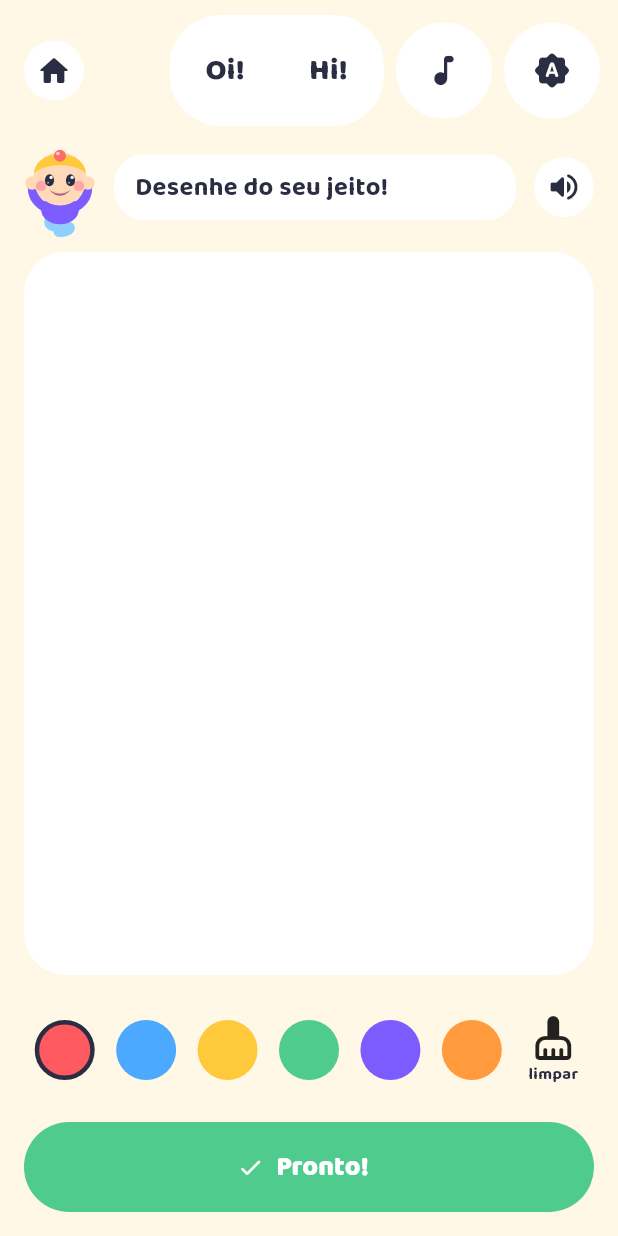
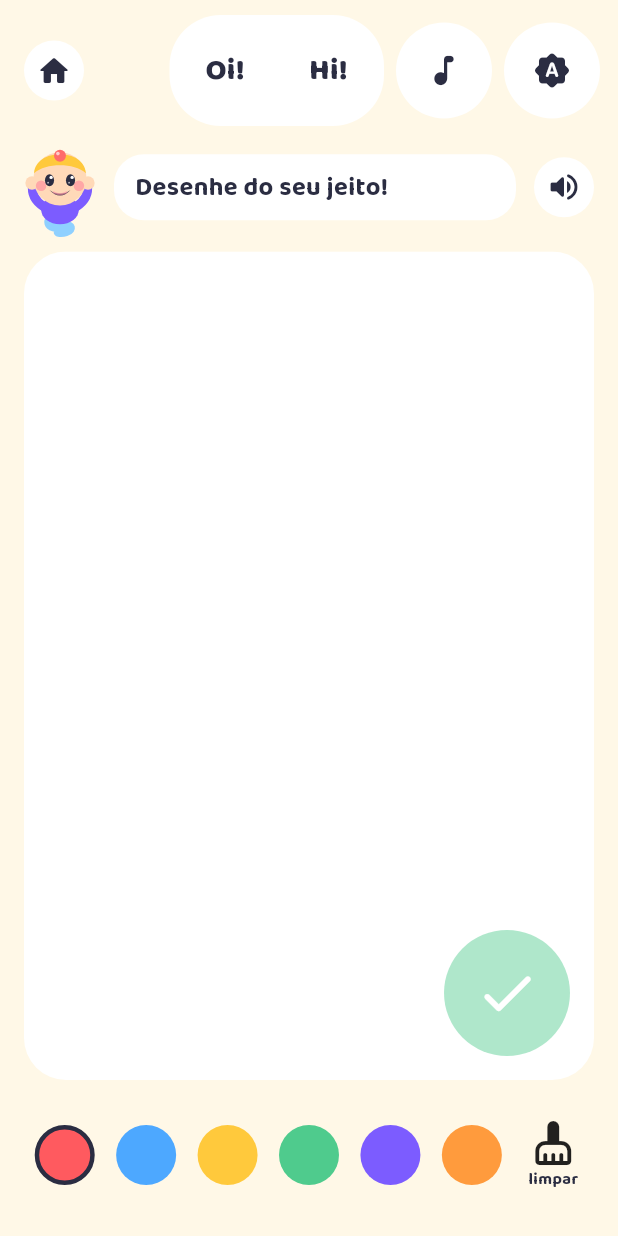
Before and after one commit to RonaldoRhoney/GeniuKiddo, a Flutter app: the TrailScreen screen opened directly, after a tap on "🖍️", on a phone screen of 412 x 824 dp. Run offline on Flutter 3.47's test engine with Material 3 defaults, Android fonts, the phone set to English and light mode, and no system bars; our stand-ins replace flutter_riverpod, flutter_tts, just_audio, shared_preferences; missing offline and left inert: audio_session; accounts and stored records are empty.

Commit message:
geniuskiddo: ícone do app (rosto do Kiddo) e correção do RT-08 no rabisco livre
- Ícone do launcher Android gerado por código (tool/gen_app_icon.py,
  Pillow) a partir das mesmas cores/formas do personagem-guia, aplicado
  via flutter_launcher_icons; substitui o ícone padrão do Flutter.
- Rabisco livre (free_draw_screen.dart): botão de conclusão reescrito
  conforme RT-08 da especificação v1.1 — ✓ circular de 84px no canto
  inferior direito, desabilitado até o primeiro traço, erro sutil +
  fala ao tocar em branco, celebração com ícone próprio (🎨) sem
  estrela ao concluir. celebration_overlay.dart ganhou parâmetro
  `icon` pra suportar essa variante.
- Spec atualizada pra v1.1 (14/10/2026), novas chaves ARB
  (freeDrawFirst/freeDrawCelebrate), teste novo pro fluxo do RT-08.

Co-Authored-By: Claude Sonnet 5 <noreply@anthropic.com>

```diff
--- a/client/lib/features/activities/free_draw/free_draw_screen.dart
+++ b/client/lib/features/activities/free_draw/free_draw_screen.dart
@@ -6,6 +6,7 @@ import '../../../content/labels.dart';
 import '../../../core/item_feedback.dart';
 import '../../../core/language_controller.dart';
 import '../../../l10n/generated/app_localizations.dart';
+import '../../celebration/celebration_overlay.dart';
 import '../activity_shell.dart';
 
 /// RF-06 — Rabisco livre: pincel grosso, 6 cores, botão limpar, sem salvar
@@ -72,7 +73,9 @@ class _FreeDrawScreenState extends ConsumerState<FreeDrawScreen> {
       body: Column(
         children: [
           Expanded(
-            child: ClipRRect(
+            child: Stack(
+              children: [
+                ClipRRect(
                   borderRadius: BorderRadius.circular(28),
                   child: Container(
                     color: Colors.white,
@@ -87,6 +90,9 @@ class _FreeDrawScreenState extends ConsumerState<FreeDrawScreen> {
                       child: CustomPaint(painter: _FreeDrawPainter(_strokes), size: Size.infinite),
                     ),
                   ),
+                ),
+                Positioned(right: 16, bottom: 16, child: _CompletionButton(hasDrawn: _strokes.isNotEmpty, onTap: _onCompletionTap)),
+              ],
             ),
           ),
           const SizedBox(height: 12),
@@ -132,28 +138,52 @@ class _FreeDrawScreenState extends ConsumerState<FreeDrawScreen> {
               ],
             ),
           ),
-          const SizedBox(height: 10),
-          // Achado real (Rhoney, 14/10/2026): o rabisco livre não tinha
-          // nenhum jeito claro de "terminei, posso seguir" — só o ícone
-          // pequeno de casa no topo. Mesmo sem contar como etapa concluída
-          // (RF-06 continua "sempre liberado, nunca concluído", não mexe
-          // em TrailController), a criança precisa de um botão grande e
-          // óbvio pra voltar, igual às outras atividades têm ao terminar.
-          SizedBox(
-            height: 60,
-            width: double.infinity,
-            child: FilledButton.icon(
-              style: FilledButton.styleFrom(backgroundColor: AppColors.of(context).green, shape: const StadiumBorder()),
-              onPressed: () {
-                ref.read(itemFeedbackProvider).sound.play(FeedbackSound.pop);
-                ref.read(itemFeedbackProvider).speech.speak(l10n.freeDrawDone);
-                Navigator.of(context).pop();
-              },
-              icon: const Icon(Icons.check_rounded, color: Colors.white),
-              label: Text(l10n.freeDrawDone, style: const TextStyle(fontWeight: FontWeight.w800, fontSize: 18, color: Colors.white)),
+        ],
+      ),
+    );
+  }
+
+  /// RT-08 (seção 4.11): tocar com a tela em branco é erro sutil + fala de
+  /// incentivo, sem navegar; tocar depois de desenhar é uma celebração
+  /// curta com o ícone próprio da atividade (🎨), sem estrela, e volta à
+  /// trilha pelo ▶ — não conta como etapa concluída (RF-06).
+  void _onCompletionTap() {
+    final l10n = AppLocalizations.of(context)!;
+    final feedback = ref.read(itemFeedbackProvider);
+    if (_strokes.isEmpty) {
+      feedback.sound.play(FeedbackSound.wrong);
+      feedback.speech.speak(l10n.freeDrawFirst);
+      return;
+    }
+    showCelebration(context, isFirstCompletion: false, icon: '🎨', message: l10n.freeDrawCelebrate);
+  }
+}
+
+class _CompletionButton extends StatelessWidget {
+  const _CompletionButton({required this.hasDrawn, required this.onTap});
+
+  final bool hasDrawn;
+  final VoidCallback onTap;
+
+  @override
+  Widget build(BuildContext context) {
+    final colors = AppColors.of(context);
+    return AnimatedOpacity(
+      opacity: hasDrawn ? 1 : 0.45,
+      duration: const Duration(milliseconds: 200),
+      child: Material(
+        color: colors.green,
+        shape: const CircleBorder(),
+        elevation: hasDrawn ? 4 : 0,
+        child: InkWell(
+          customBorder: const CircleBorder(),
+          onTap: onTap,
+          child: const SizedBox(
+            width: 84,
+            height: 84,
+            child: Icon(Icons.check_rounded, size: 44, color: Colors.white),
           ),
         ),
-        ],
       ),
     );
   }
--- a/client/lib/l10n/app_en.arb
+++ b/client/lib/l10n/app_en.arb
@@ -52,7 +52,8 @@
 
   "freeDrawIntro": "Draw your own way!",
   "freeDrawClear": "clear",
-  "freeDrawDone": "Done!",
+  "freeDrawFirst": "Draw a little first!",
+  "freeDrawCelebrate": "What a lovely drawing!",
 
   "praise1": "Great job!", "praise2": "Yes! That is right!", "praise3": "Wow, well done!", "praise4": "Awesome!",
 
--- a/client/lib/l10n/app_pt.arb
+++ b/client/lib/l10n/app_pt.arb
@@ -84,8 +84,10 @@
 
   "freeDrawIntro": "Desenhe do seu jeito!",
   "freeDrawClear": "limpar",
-  "freeDrawDone": "Pronto!",
-  "@freeDrawDone": {"description": "Botão grande pra sair do rabisco livre quando a criança terminou (nunca conta como etapa concluída)"},
+  "freeDrawFirst": "Desenhe um pouquinho primeiro!",
+  "@freeDrawFirst": {"description": "RT-08 (Anexo C, free.first): fala ao tocar no botão ✓ com a tela ainda em branco"},
+  "freeDrawCelebrate": "Que desenho lindo!",
+  "@freeDrawCelebrate": {"description": "RT-08 (Anexo C, free.done): mensagem da celebração curta ao tocar no botão ✓ depois de desenhar"},
 
   "praise1": "Muito bem!", "praise2": "Isso mesmo!", "praise3": "Uau, que demais!", "praise4": "Parabéns!",
 
```
Also changed, not shown: client/lib/features/celebration/celebration_overlay.dart (+8 -4 lines), client/pubspec.yaml (+12 -0 lines), client/assets/icon/icon.png (added), client/assets/icon/icon_foreground.png (added), client/lib/l10n/generated/app_localizations.dart, client/lib/l10n/generated/app_localizations_en.dart, client/lib/l10n/generated/app_localizations_pt.dart, client/pubspec.lock, 16 other files. Lines whose indentation alone changed are shown as unchanged.
